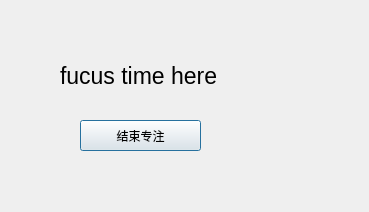
Before: the Qt Designer form Focus.ui in Zhuyi-Xidian/Zhuyi, drawn with Qt 5.
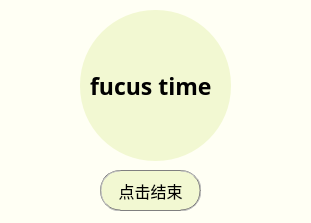
After: the same form once the commit is applied.

Patch:
```diff
--- a/Focus.ui
+++ b/Focus.ui
@@ -6,44 +6,107 @@
    <rect>
     <x>0</x>
     <y>0</y>
-    <width>369</width>
-    <height>212</height>
+    <width>311</width>
+    <height>223</height>
    </rect>
   </property>
   <property name="windowTitle">
    <string>Dialog</string>
   </property>
+  <property name="styleSheet">
+   <string notr="true">background-color: rgb(255, 255, 244);
+</string>
+  </property>
   <widget class="QLabel" name="focus_time">
    <property name="geometry">
     <rect>
-     <x>60</x>
-     <y>50</y>
-     <width>331</width>
+     <x>90</x>
+     <y>60</y>
+     <width>141</width>
      <height>51</height>
     </rect>
    </property>
    <property name="font">
     <font>
+     <family>华光细圆_CNKI</family>
      <pointsize>17</pointsize>
+     <weight>75</weight>
+     <bold>true</bold>
     </font>
    </property>
+   <property name="autoFillBackground">
+    <bool>false</bool>
+   </property>
+   <property name="styleSheet">
+    <string notr="true">background:transparent</string>
+   </property>
    <property name="text">
-    <string>fucus time here</string>
+    <string notr="true">fucus time</string>
+   </property>
+   <property name="textFormat">
+    <enum>Qt::PlainText</enum>
+   </property>
+   <property name="scaledContents">
+    <bool>false</bool>
+   </property>
+   <property name="wordWrap">
+    <bool>false</bool>
+   </property>
+   <property name="openExternalLinks">
+    <bool>false</bool>
+   </property>
+   <property name="textInteractionFlags">
+    <set>Qt::NoTextInteraction</set>
    </property>
   </widget>
   <widget class="QPushButton" name="end_focus">
    <property name="geometry">
     <rect>
+     <x>100</x>
+     <y>170</y>
+     <width>101</width>
+     <height>41</height>
+    </rect>
+   </property>
+   <property name="font">
+    <font>
+     <family>华文仿宋</family>
+     <pointsize>12</pointsize>
+     <weight>50</weight>
+     <bold>false</bold>
+    </font>
+   </property>
+   <property name="styleSheet">
+    <string notr="true">background-color: rgb(242, 248, 210);
+border-radius:20px;
+padding:2px 4px;
+border:1px groove gray;</string>
+   </property>
+   <property name="text">
+    <string>点击结束</string>
+   </property>
+  </widget>
+  <widget class="QLabel" name="label">
+   <property name="geometry">
+    <rect>
      <x>80</x>
-     <y>120</y>
-     <width>121</width>
-     <height>31</height>
+     <y>10</y>
+     <width>151</width>
+     <height>151</height>
     </rect>
    </property>
+   <property name="styleSheet">
+    <string notr="true">background-color: rgb(242, 248, 210);
+border-radius:75px;
+</string>
+   </property>
    <property name="text">
-    <string>结束专注</string>
+    <string/>
    </property>
   </widget>
+  <zorder>label</zorder>
+  <zorder>focus_time</zorder>
+  <zorder>end_focus</zorder>
  </widget>
  <resources/>
  <connections/>
```
